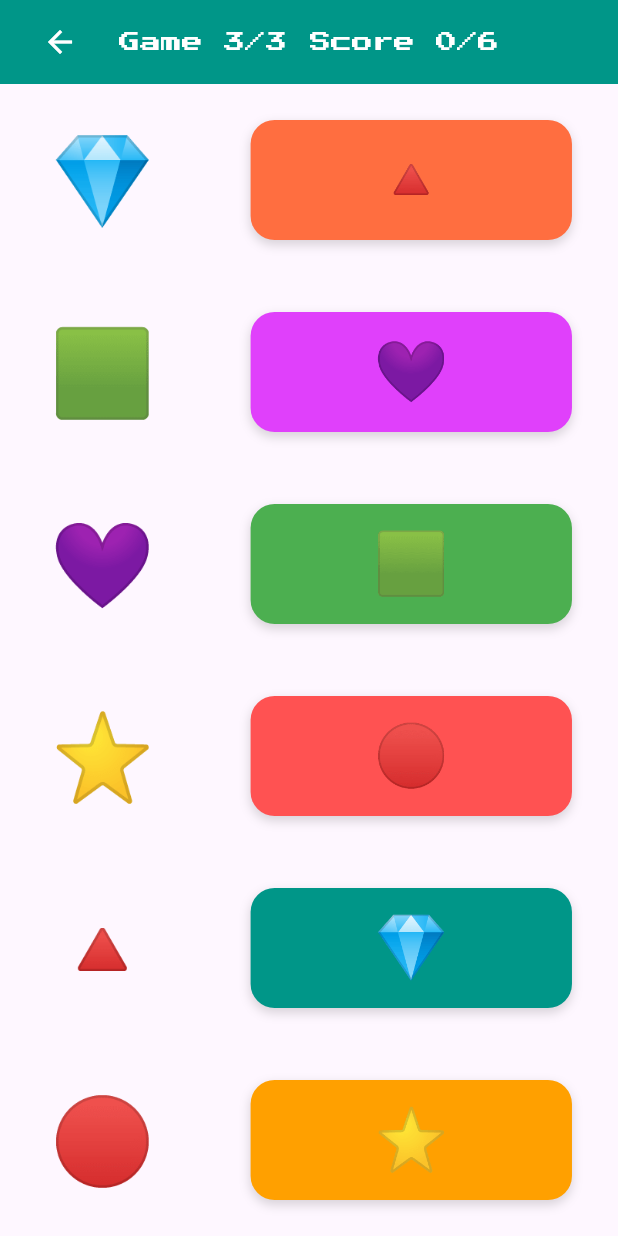
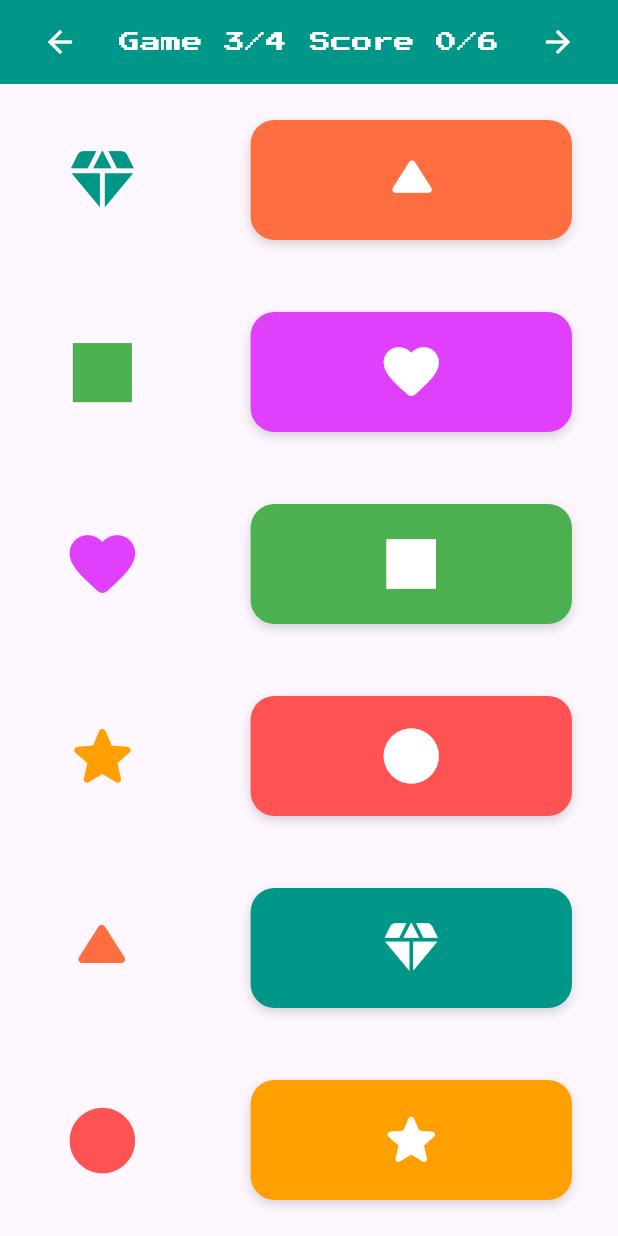
Before and after one commit to IbrahimAlqayyas/kids_iq, a Flutter app: the ShapeGame screen opened by its route, on a phone screen of 412 x 824 dp. Run offline on Flutter 3.47's test engine with Material 3 defaults, Android fonts, the phone set to English and light mode, and no system bars; our stand-ins replace audioplayers.

Commit message:
new game

```diff
--- a/lib/main.dart
+++ b/lib/main.dart
@@ -5,6 +5,7 @@ import 'package:kids_iq/views/color_game.dart';
 import 'package:kids_iq/views/animal_game.dart';
 
 import 'package:kids_iq/views/shape_game.dart';
+import 'package:kids_iq/views/missing_part_game.dart';
 
 void main() async {
   WidgetsFlutterBinding.ensureInitialized();
@@ -25,6 +26,7 @@ void main() async {
         '/color_game': (_) => const ColorGame(),
         '/animal_game': (_) => const AnimalGame(),
         '/shape_game': (_) => const ShapeGame(),
+        '/missing_part_game': (_) => const MissingPartGame(),
       },
     ),
   );
--- a/lib/views/animal_game.dart
+++ b/lib/views/animal_game.dart
@@ -99,7 +99,7 @@ class _AnimalGameState extends State<AnimalGame> with WidgetsBindingObserver {
               },
             ),
             const Text(
-              'Game 2/3',
+              'Game 2/4',
               style: TextStyle(fontSize: 14, color: Colors.white),
             ),
             Text(
--- a/lib/views/shape_game.dart
+++ b/lib/views/shape_game.dart
@@ -2,8 +2,8 @@ import 'dart:math';
 import 'package:flutter/material.dart';
 import 'package:flutter/services.dart';
 import 'package:kids_iq/music_play.dart';
-import 'package:kids_iq/widgets/completion_dialog.dart';
 import 'package:kids_iq/widgets/celebration_overlay.dart';
+import 'package:kids_iq/widgets/shape_icon.dart';
 
 class ShapeGame extends StatefulWidget {
   const ShapeGame({super.key});
@@ -18,21 +18,12 @@ class _ShapeGameState extends State<ShapeGame> with WidgetsBindingObserver {
   final MusicPlay _mp = MusicPlay();
 
   Map<String, bool> score = {
-    '🔴': false,
-    '🟩': false,
-    '🔺': false,
-    '⭐': false,
-    '💎': false,
-    '💜': false,
-  };
-
-  final Map<String, Color> shapeColors = {
-    '🔴': Colors.redAccent,
-    '🟩': Colors.green,
-    '🔺': Colors.deepOrangeAccent,
-    '⭐': Colors.amber.shade700,
-    '💎': Colors.teal,
-    '💜': Colors.purpleAccent,
+    'circle': false,
+    'square': false,
+    'triangle': false,
+    'star': false,
+    'diamond': false,
+    'heart': false,
   };
 
   int seed = 0;
@@ -90,14 +81,19 @@ class _ShapeGameState extends State<ShapeGame> with WidgetsBindingObserver {
               },
             ),
             const Text(
-              'Game 3/3',
+              'Game 3/4',
               style: TextStyle(fontSize: 14, color: Colors.white),
             ),
             Text(
               'Score $scoreIncrement/6',
               style: const TextStyle(fontSize: 14, color: Colors.white),
             ),
-            const SizedBox(width: 48),
+            IconButton(
+              icon: const Icon(Icons.arrow_forward_outlined, color: Colors.white),
+              onPressed: () {
+                Navigator.pushReplacementNamed(context, '/missing_part_game');
+              },
+            ),
           ],
         ),
       ),
@@ -127,9 +123,8 @@ class _ShapeGameState extends State<ShapeGame> with WidgetsBindingObserver {
                                 child: SizedBox(
                                   width: emojiSize * 1.15,
                                   height: itemHeight * 1.15,
-                                  child: FittedBox(
-                                    fit: BoxFit.contain,
-                                    child: Text(shape),
+                                  child: Center(
+                                    child: ShapeIcon(shape: shape, size: emojiSize * 0.85),
                                   ),
                                 ),
                               ),
@@ -138,18 +133,16 @@ class _ShapeGameState extends State<ShapeGame> with WidgetsBindingObserver {
                                 height: itemHeight,
                                 child: Opacity(
                                   opacity: 0.25,
-                                  child: FittedBox(
-                                    fit: BoxFit.contain,
-                                    child: Text(shape),
+                                  child: Center(
+                                    child: ShapeIcon(shape: shape, size: emojiSize * 0.7),
                                   ),
                                 ),
                               ),
                               child: SizedBox(
                                 width: emojiSize,
                                 height: itemHeight,
-                                child: FittedBox(
-                                  fit: BoxFit.contain,
-                                  child: Text(shape),
+                                child: Center(
+                                  child: ShapeIcon(shape: shape, size: emojiSize * 0.7),
                                 ),
                               ),
                             ),
@@ -161,7 +154,7 @@ class _ShapeGameState extends State<ShapeGame> with WidgetsBindingObserver {
                 Column(
                   mainAxisAlignment: MainAxisAlignment.spaceAround,
                   children: rightList.map((shapeKey) {
-                    final cardColor = shapeColors[shapeKey] ?? Colors.teal;
+                    final cardColor = ShapeIcon.defaultColor(shapeKey);
 
                     return DragTarget<String>(
                       builder: (BuildContext context, List<String?> candidateData,
@@ -197,12 +190,10 @@ class _ShapeGameState extends State<ShapeGame> with WidgetsBindingObserver {
                               ],
                             ),
                             child: Center(
-                              child: FittedBox(
-                                fit: BoxFit.contain,
-                                child: Text(
-                                  shapeKey,
-                                  style: TextStyle(fontSize: itemHeight * 0.5),
-                                ),
+                              child: ShapeIcon(
+                                shape: shapeKey,
+                                size: itemHeight * 0.55,
+                                color: Colors.white,
                               ),
                             ),
                           );
@@ -234,12 +225,7 @@ class _ShapeGameState extends State<ShapeGame> with WidgetsBindingObserver {
             CelebrationOverlay(
               onFinished: () {
                 if (mounted) {
-                  showGameCompletionDialog(
-                    context,
-                    onPlayAgain: () {
-                      Navigator.pushReplacementNamed(context, '/color_game');
-                    },
-                  );
+                  Navigator.pushReplacementNamed(context, '/missing_part_game');
                 }
               },
             ),
--- /dev/null
+++ b/lib/widgets/shape_icon.dart
@@ -0,0 +1,89 @@
+import 'package:flutter/material.dart';
+
+class ShapeIcon extends StatelessWidget {
+  final String shape;
+  final bool isOutlined;
+  final double size;
+  final Color? color;
+
+  const ShapeIcon({
+    super.key,
+    required this.shape,
+    this.isOutlined = false,
+    required this.size,
+    this.color,
+  });
+
+  static Color defaultColor(String shape) {
+    switch (shape) {
+      case 'circle':
+        return Colors.redAccent;
+      case 'square':
+        return Colors.green;
+      case 'triangle':
+        return Colors.deepOrangeAccent;
+      case 'star':
+        return Colors.amber.shade700;
+      case 'diamond':
+        return Colors.teal;
+      case 'heart':
+        return Colors.purpleAccent;
+      default:
+        return Colors.purple;
+    }
+  }
+
+  @override
+  Widget build(BuildContext context) {
+    final iconColor = color ?? defaultColor(shape);
+    switch (shape) {
+      case 'circle':
+        return Icon(
+          isOutlined ? Icons.circle_outlined : Icons.circle,
+          color: iconColor,
+          size: size,
+        );
+      case 'square':
+        return Icon(
+          isOutlined ? Icons.square_outlined : Icons.square,
+          color: iconColor,
+          size: size,
+        );
+      case 'triangle':
+        return isOutlined
+            ? Icon(
+                Icons.change_history_rounded,
+                color: iconColor,
+                size: size,
+              )
+            : RotatedBox(
+                quarterTurns: 3,
+                child: Icon(
+                  Icons.play_arrow_rounded,
+                  color: iconColor,
+                  size: size * 1.15,
+                ),
+              );
+      case 'star':
+        return Icon(
+          isOutlined ? Icons.star_outline_rounded : Icons.star_rounded,
+          color: iconColor,
+          size: size,
+        );
+      case 'diamond':
+        return Icon(
+          isOutlined ? Icons.diamond_outlined : Icons.diamond_rounded,
+          color: iconColor,
+          size: size,
+        );
+      case 'heart':
+        return Icon(
+          isOutlined ? Icons.favorite_border_rounded : Icons.favorite_rounded,
+          color: iconColor,
+          size: size,
+        );
+      default:
+        return Icon(Icons.star, color: iconColor, size: size);
+    }
+  }
+}
```
Also changed, not shown: lib/views/missing_part_game.dart (renamed from lib/views/color_game.dart, +71 -52 lines).
